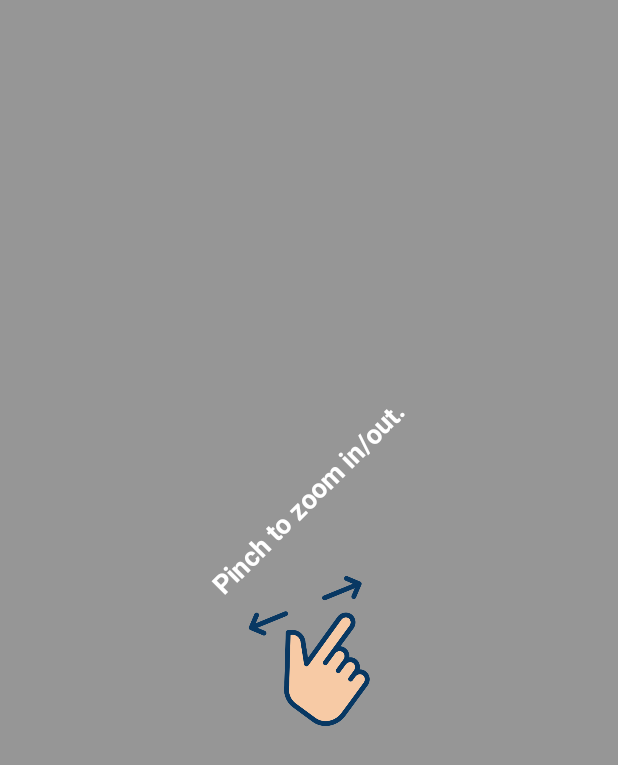
After one commit to karthikmohan-dev/NASA-POTD, an Android app: the layout tutorial_center_5.xml on its own in the app's theme, with its tools: preview values and no code run, on a phone screen of 412 x 824 dp. The commit adds this screen. Shown: the top 765 px of the screen. Run offline under Robolectric (Android 15) with nearby library versions, the phone set to English and light mode, and no system bars.

```diff
--- a/app/build.gradle
+++ b/app/build.gradle
@@ -13,8 +13,8 @@ android {
         applicationId "com.karthik.nasapotd"
         minSdkVersion 17
         targetSdkVersion 29
-        versionCode 8
-        versionName "1.3.4"
+        versionCode 9
+        versionName "1.3.5"
         multiDexEnabled true
         testInstrumentationRunner "androidx.test.runner.AndroidJUnitRunner"
     }
--- a/app/src/main/res/layout/tutorial_center_3.xml
+++ b/app/src/main/res/layout/tutorial_center_3.xml
@@ -29,7 +29,6 @@
             android:textAllCaps="true"
             android:textStyle="bold"/>
 
-
         <TextView
             android:layout_width="wrap_content"
             android:layout_height="wrap_content"
@@ -37,7 +36,7 @@
             android:gravity="center"
             android:textStyle="bold"
             android:layout_gravity="center"
-            android:text="@string/enjoy_and_please_rate_this_app_on_play_store"
+            android:text="@string/like_this_picture_let_the_world_know_you_like_it"
             android:textColor="@android:color/white"
             android:textSize="18sp"/>
 
--- /dev/null
+++ b/app/src/main/res/layout/tutorial_center_5.xml
@@ -0,0 +1,41 @@
+<LinearLayout xmlns:android="http://schemas.android.com/apk/res/android"
+    xmlns:tools="http://schemas.android.com/tools"
+    android:layout_width="match_parent"
+    android:layout_height="match_parent"
+    android:background="@color/black_overlay"
+    android:orientation="vertical">
+
+    <LinearLayout
+        android:layout_width="match_parent"
+        android:layout_height="match_parent"
+        android:layout_margin="30dp"
+        android:id="@+id/swiper"
+        android:layout_gravity="center"
+        android:orientation="vertical"
+        android:gravity="center"
+        tools:ignore="UseCompoundDrawables,UselessParent">
+
+        <TextView
+            android:layout_width="wrap_content"
+            android:layout_height="wrap_content"
+            android:padding="10dp"
+            android:gravity="center"
+            android:textStyle="bold"
+            android:rotation="315"
+            android:layout_gravity="center"
+            android:text="@string/pinch_to_zoom_in_out"
+            android:textColor="@android:color/white"
+            android:textSize="18sp"/>
+
+        <ImageView
+            android:id="@+id/imageView2"
+            android:layout_width="100dp"
+            android:layout_height="100dp"
+            android:layout_margin="30dp"
+            android:layout_gravity="center"
+            tools:srcCompat="@drawable/zoom_on"
+            android:contentDescription="@string/zoom" />
+
+    </LinearLayout>
+
+</LinearLayout>
--- a/app/src/main/res/values/strings.xml
+++ b/app/src/main/res/values/strings.xml
@@ -35,6 +35,7 @@
     <string name="zoom">Zoom</string>
     <string name="default_notification_channel_id">default_channel</string>
     <string name="default_notification_channel_name">default_channel</string>
+    <string name="like_this_picture_let_the_world_know_you_like_it">Like this picture? Let the world know you like it.</string>
     <string-array name="spinner">
         <item>English</item>
         <item>हिन्दी</item>
--- a/app/src/main/res/xml/remote_config_defaults.xml
+++ b/app/src/main/res/xml/remote_config_defaults.xml
@@ -10,7 +10,7 @@
         <value>sd</value>
     </entry>
     <entry>
-        <key>rewards_enabled</key>
+        <key>ads_enabled</key>
         <value>false</value>
     </entry>
 </defaultsMap>
```
Also changed, not shown: app/src/main/java/com/karthik/nasapotd/MainActivity.kt (+39 -32 lines).
